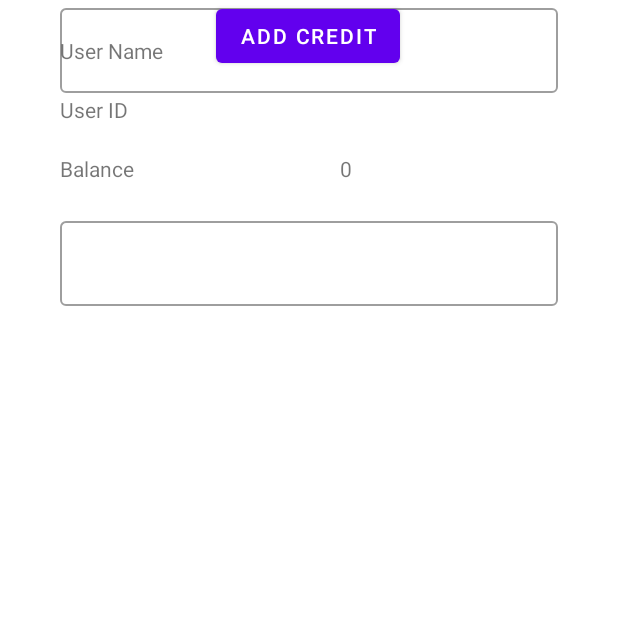
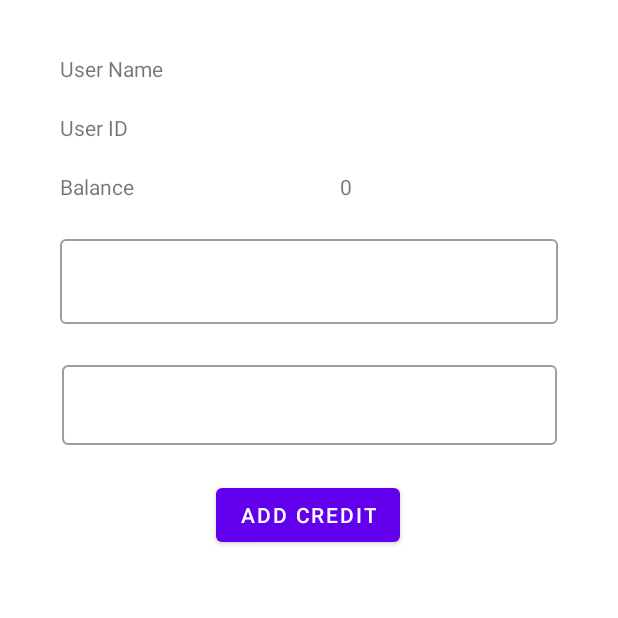
Before and after one commit to yasaswick/CourierX_Android, an Android app: the AddPayment screen opened directly, with no data from a screen before it, on a phone screen of 412 x 824 dp, the top half of it. Run offline under Robolectric (Android 15) with nearby library versions, the phone set to English and light mode, and no system bars; our stand-ins replace Firebase (no records; nobody signed in at launch, a user with empty details on screens opened directly).

Commit message:
Fixed creditLog final

```diff
--- a/app/src/main/java/com/courierx/courierx/AddPayment.java
+++ b/app/src/main/java/com/courierx/courierx/AddPayment.java
@@ -49,15 +49,18 @@ public class AddPayment extends AppCompatActivity {
         setContentView(R.layout.activity_add_payment);
         creditLog = new CreditLog();
 
+
         firebaseRealtime = new FirebaseRealtime();
         uid = findViewById(R.id.add_credit_userID);
         name = findViewById(R.id.add_credit_username);
         balance = findViewById(R.id.add_credit_balance);
-        type = findViewById(R.id.add_credit_type);
+        amount = findViewById(R.id.add_credit_amount_creditlog);
+        type = findViewById(R.id.credit_type_creditlog);
         addBtn = findViewById(R.id.add_credit_button);
         creditLogRecycler = findViewById(R.id.credit_log_recycler);
         creditLogRecycler.hasFixedSize();
         creditLogRecycler.setLayoutManager(new LinearLayoutManager(getApplicationContext()));
+
 
         final Long userbalance = getIntent().getLongExtra("balance", 0);
         String username = getIntent().getStringExtra("userName");
@@ -75,6 +78,7 @@ public class AddPayment extends AppCompatActivity {
             protected void onBindViewHolder(@NonNull CreditLogViewHolder holder, final int position, @NonNull CreditLog model) {
                 holder.amount.setText(model.getAmount().toString());
                 holder.type.setText(model.getType());
+
                 Date date = new Date(model.getDate());
                 SimpleDateFormat sfd = new SimpleDateFormat("dd-MMM-yyyy HH:mm",
                         Locale.getDefault());
@@ -106,10 +110,11 @@ public class AddPayment extends AppCompatActivity {
                 Long newBalance = Long.parseLong(amount.getText().toString());
                 Long finalBalance = newBalance + userbalance;
                 creditLog.setAmount(newBalance);
+                creditLog.setType(type.getText().toString());
                 creditLog.setDate(System.currentTimeMillis());
-                creditLog.setType("Test");
                 firebaseRealtime.addCredit(userId ,creditLog, finalBalance);
                 amount.setText("");
+                type.setText("");
                 creditLogListAdapter.notifyDataSetChanged();
             }
         });
--- a/app/src/main/res/layout/activity_add_payment.xml
+++ b/app/src/main/res/layout/activity_add_payment.xml
@@ -7,20 +7,11 @@
     tools:context=".AddPayment">
 
 
-    <androidx.recyclerview.widget.RecyclerView
-        android:id="@+id/credit_log_recycler"
-        android:layout_width="match_parent"
-        android:layout_height="wrap_content"
-        app:layout_constraintEnd_toEndOf="parent"
-        app:layout_constraintHorizontal_bias="0.0"
-        app:layout_constraintStart_toStartOf="parent"
-        tools:layout_editor_absoluteY="461dp" />
-
     <LinearLayout
         android:id="@+id/pay_linear_header"
         android:layout_width="match_parent"
         android:layout_height="wrap_content"
-        android:layout_marginTop="4dp"
+        android:layout_marginTop="16dp"
         android:orientation="horizontal"
         app:layout_constraintEnd_toEndOf="parent"
         app:layout_constraintHorizontal_bias="0.0"
@@ -34,11 +25,22 @@
         android:layout_width="wrap_content"
         android:layout_height="wrap_content"
         android:layout_marginVertical="20dp"
+        android:layout_marginTop="23dp"
         android:text="Add Credit"
         app:layout_constraintEnd_toEndOf="parent"
         app:layout_constraintHorizontal_bias="0.498"
         app:layout_constraintStart_toStartOf="parent"
-        tools:layout_editor_absoluteY="375dp" />
+        app:layout_constraintTop_toBottomOf="@+id/editcredittype" />
+
+    <androidx.recyclerview.widget.RecyclerView
+        android:id="@+id/credit_log_recycler"
+        android:layout_width="match_parent"
+        android:layout_height="wrap_content"
+        android:layout_marginTop="40dp"
+        app:layout_constraintEnd_toEndOf="parent"
+        app:layout_constraintHorizontal_bias="0.0"
+        app:layout_constraintStart_toStartOf="parent"
+        app:layout_constraintTop_toBottomOf="@+id/add_credit_button" />
 
     <LinearLayout
         android:layout_marginVertical="20dp"
@@ -116,14 +118,13 @@
 
     <LinearLayout
         android:id="@+id/pay_linear_4"
+        android:layout_width="match_parent"
+        android:layout_height="wrap_content"
         android:layout_marginHorizontal="40dp"
         android:layout_marginVertical="20dp"
+        android:orientation="horizontal"
         app:layout_constraintTop_toBottomOf="@id/pay_linear_3"
-        android:layout_width="match_parent"
-        android:layout_height="wrap_content"
-        android:orientation="horizontal"
-        tools:layout_editor_absoluteX="1dp"
-        tools:layout_editor_absoluteY="1dp">
+        tools:layout_editor_absoluteX="1dp">
 
         <com.google.android.material.textfield.TextInputLayout
             android:id="@+id/editTextLayoutTextPersonName2"
@@ -131,10 +132,10 @@
             android:layout_width="match_parent"
             android:layout_height="wrap_content"
             android:inputType="textPersonName"
-            android:text="Name" >
+            android:text="Name">
 
             <com.google.android.material.textfield.TextInputEditText
-                android:id="@+id/add_credit_amount3"
+                android:id="@+id/add_credit_amount_creditlog"
                 android:layout_width="match_parent"
                 android:layout_height="wrap_content"
                 android:layout_weight="1" />
@@ -143,33 +144,31 @@
 
     </LinearLayout>
 
-    <LinearLayout
-        android:id="@+id/credit_log_type"
-        android:layout_marginHorizontal="40dp"
-        android:layout_marginVertical="20dp"
-        app:layout_constraintTop_toBottomOf="@+id/credit_type"
-        android:layout_width="match_parent"
-        android:layout_height="wrap_content"
-        android:orientation="horizontal"
-        tools:layout_editor_absoluteX="1dp"
-        tools:layout_editor_absoluteY="1dp">
 
     <com.google.android.material.textfield.TextInputLayout
-            android:id="@+id/editTextLayoutTextPersonName3"
+        android:id="@+id/editcredittype"
         style="@style/Widget.MaterialComponents.TextInputLayout.OutlinedBox"
-            android:layout_width="match_parent"
-            android:layout_height="wrap_content"
+        android:layout_width="330dp"
+        android:layout_height="63dp"
+        android:layout_marginTop="20dp"
+        app:layout_constraintTop_toBottomOf="@id/pay_linear_4"
         android:inputType="textPersonName"
-            android:text="Name" >
+        android:text="Type"
+        app:layout_constraintEnd_toEndOf="parent"
+        app:layout_constraintStart_toStartOf="parent"
+        tools:layout_editor_absoluteY="231dp">
 
         <com.google.android.material.textfield.TextInputEditText
-                android:id="@+id/add_credit_type"
+            android:id="@+id/credit_type_creditlog"
             android:layout_width="match_parent"
-                android:layout_height="wrap_content"
-                android:layout_weight="1" />
+            android:layout_height="53dp"
+            android:layout_marginTop="23dp"
+            android:layout_weight="1"
+            app:layout_constraintEnd_toEndOf="parent"
+            app:layout_constraintStart_toStartOf="parent"
+            app:layout_constraintTop_toBottomOf="@+id/pay_linear_4" />
 
     </com.google.android.material.textfield.TextInputLayout>
 
-    </LinearLayout>
 
 </androidx.constraintlayout.widget.ConstraintLayout>
--- a/app/src/main/res/layout/fragment_admin_settings.xml
+++ b/app/src/main/res/layout/fragment_admin_settings.xml
@@ -218,7 +218,7 @@
                     android:id="@+id/profile_image_dole"
                     android:layout_width="70dp"
                     android:layout_height="70dp"
-                    android:src="@drawable/harshani" />
+                    android:src="@drawable/harshi" />
 
                 <TextView
                     android:layout_width="wrap_content"
```
Also changed, not shown: app/src/main/res/layout/fragment_package_details.xml (+15 -8 lines), app/src/main/res/drawable/harshani.jpg (deleted), app/src/main/res/drawable/harshi.jpeg (added), 1 other file. Lines whose indentation alone changed are shown as unchanged.
